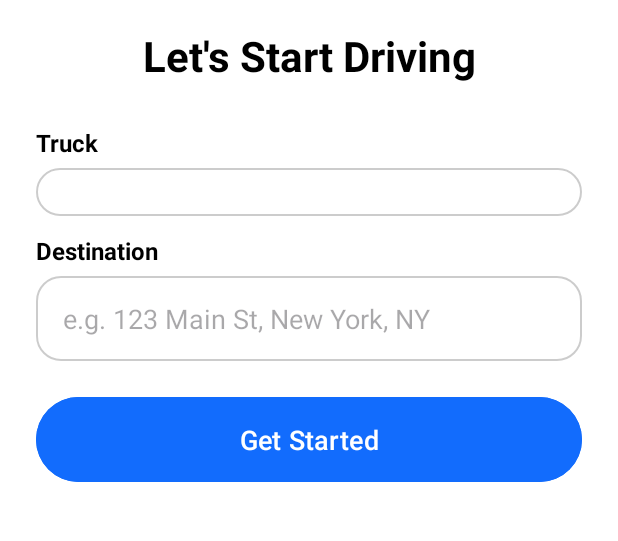
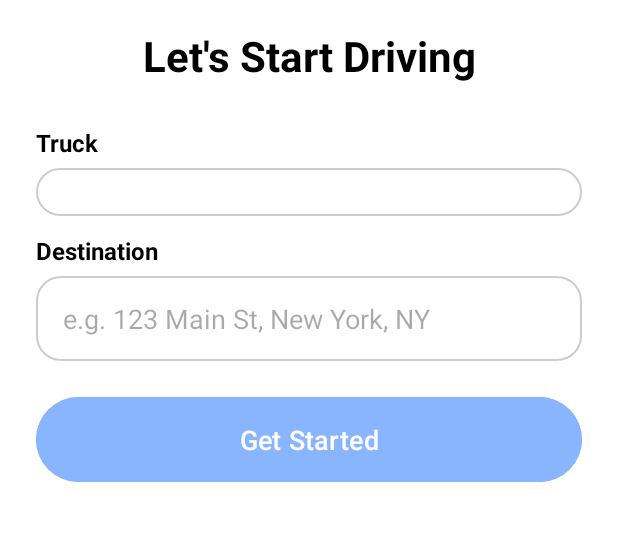
Before and after one commit to Mahmud0808/TruckOrbit, an Android app: the fragment HomeFragment placed in its activity, on a phone screen of 412 x 824 dp, the part 438-979 px from its top. Run offline under Robolectric (Android 15) with nearby library versions, the phone set to English and light mode, and no system bars; our stand-ins replace Firebase (no records; nobody signed in at launch, a user with empty details on screens opened directly); plain views replace CircularProgressButton; 1 statement that could not run was skipped.

Commit message:
Disable driver options based on account status

```diff
--- a/app/src/main/java/com/immon/truckorbit/ui/fragments/driver/HomeFragment.kt
+++ b/app/src/main/java/com/immon/truckorbit/ui/fragments/driver/HomeFragment.kt
@@ -17,6 +17,7 @@ import com.immon.truckorbit.R
 import com.immon.truckorbit.data.Constants.TRUCK_DATABASE
 import com.immon.truckorbit.data.Constants.USER_DATABASE
 import com.immon.truckorbit.data.LocalDB
+import com.immon.truckorbit.data.enums.AccountStatusModel
 import com.immon.truckorbit.data.enums.DrivingStatusModel
 import com.immon.truckorbit.data.models.TruckModel
 import com.immon.truckorbit.data.models.UserModel
@@ -33,7 +34,7 @@ class HomeFragment : BaseFragment() {
     private val firestore = FirebaseFirestore.getInstance()
     private val firebaseAuth = FirebaseAuth.getInstance()
     private var selectedTruckId: String? = null
-    private var currentUserId = firebaseAuth.currentUser?.uid
+    private var currentUserId = firebaseAuth.currentUser?.uid!!
 
     override val isLightStatusbar: Boolean
         get() = true
@@ -124,7 +125,7 @@ class HomeFragment : BaseFragment() {
         }
 
         val truckDocRef = firestore.collection(TRUCK_DATABASE).document(selectedTruckId!!)
-        val userDocRef = firestore.collection(USER_DATABASE).document(currentUserId!!)
+        val userDocRef = firestore.collection(USER_DATABASE).document(currentUserId)
 
         firestore.runTransaction { transaction ->
             val truckSnapshot = transaction.get(truckDocRef)
@@ -177,26 +178,61 @@ class HomeFragment : BaseFragment() {
     override fun onResume() {
         super.onResume()
 
+        binding.spinnerTrucks.isEnabled = false
+        binding.etDestination.isEnabled = false
         binding.btnGetStarted.isEnabled = false
+        binding.btnGetStarted.alpha = 0.5f
+
+        val userDocRef = firestore.collection(USER_DATABASE).document(currentUserId)
+
+        userDocRef.addSnapshotListener { document, error ->
+            if (error != null) {
+                error.printStackTrace()
+                return@addSnapshotListener
+            }
+
+            if (document != null && document.exists()) {
+                val user = document.toObject(UserModel::class.java)
+
+                if (user?.accountStatus == AccountStatusModel.ACTIVE) {
+                    binding.cardAwaitingApproval.visibility = View.GONE
+                    binding.spinnerTrucks.isEnabled = true
+                    binding.etDestination.isEnabled = true
 
                     firestore.collection(TRUCK_DATABASE)
                         .whereEqualTo("currentDriver.id", currentUserId)
                         .get()
                         .addOnSuccessListener { documents ->
-                val assignedTrucks = documents.mapNotNull { it.toObject(TruckModel::class.java) }
+                            val assignedTrucks = documents.mapNotNull {
+                                it.toObject(TruckModel::class.java)
+                            }
 
                             if (assignedTrucks.isNotEmpty()) {
+                                binding.btnGetStarted.isEnabled = false
+                                binding.btnGetStarted.alpha = 0.5f
+
                                 replaceFragment(LocationSharingFragment().apply {
                                     arguments = Bundle().apply {
                                         putString("selectedTruckId", assignedTrucks.first().id)
                                     }
                                 })
                             } else {
-                    binding.btnGetStarted.isEnabled = true
+                                val isEnabled = user.accountStatus == AccountStatusModel.ACTIVE
+                                binding.btnGetStarted.isEnabled = isEnabled
+                                binding.btnGetStarted.alpha = if (isEnabled) 1f else 0.5f
                             }
                         }
                         .addOnFailureListener { exception ->
                             exception.printStackTrace()
+                        }
+                } else {
+                    binding.cardAwaitingApproval.visibility = View.VISIBLE
+                    binding.spinnerTrucks.isEnabled = false
+                    binding.etDestination.isEnabled = false
+                    binding.btnGetStarted.isEnabled = false
+                    binding.btnGetStarted.alpha = 0.5f
+                }
+            }
         }
     }
 
--- a/app/src/main/res/layout/fragment_home.xml
+++ b/app/src/main/res/layout/fragment_home.xml
@@ -11,6 +11,7 @@
         android:layout_height="match_parent"
         android:orientation="vertical"
         android:padding="24dp"
+        android:animateLayoutChanges="true"
         app:layout_behavior="@string/appbar_scrolling_view_behavior">
 
         <ImageView
@@ -33,6 +34,35 @@
             android:textColor="@color/black"
             android:textSize="28sp"
             android:textStyle="bold" />
+
+        <com.google.android.material.card.MaterialCardView
+            android:id="@+id/card_awaiting_approval"
+            android:layout_width="match_parent"
+            android:layout_height="wrap_content"
+            android:layout_marginBottom="16dp"
+            android:visibility="gone"
+            app:cardCornerRadius="16dp"
+            app:strokeColor="#33000000"
+            app:strokeWidth="1dp">
+
+            <LinearLayout
+                android:layout_width="match_parent"
+                android:layout_height="wrap_content"
+                android:orientation="vertical"
+                android:paddingHorizontal="18dp"
+                android:paddingVertical="16dp">
+
+                <TextView
+                    android:layout_width="match_parent"
+                    android:layout_height="wrap_content"
+                    android:layout_gravity="start"
+                    android:justificationMode="inter_word"
+                    android:text="Your account is awaiting approval. You will be notified when approved. Thanks for your patience."
+                    android:textColor="@color/black"
+                    android:textSize="16sp" />
+
+            </LinearLayout>
+        </com.google.android.material.card.MaterialCardView>
 
         <TextView
             android:layout_width="match_parent"
```
Lines whose indentation alone changed are shown as unchanged.
